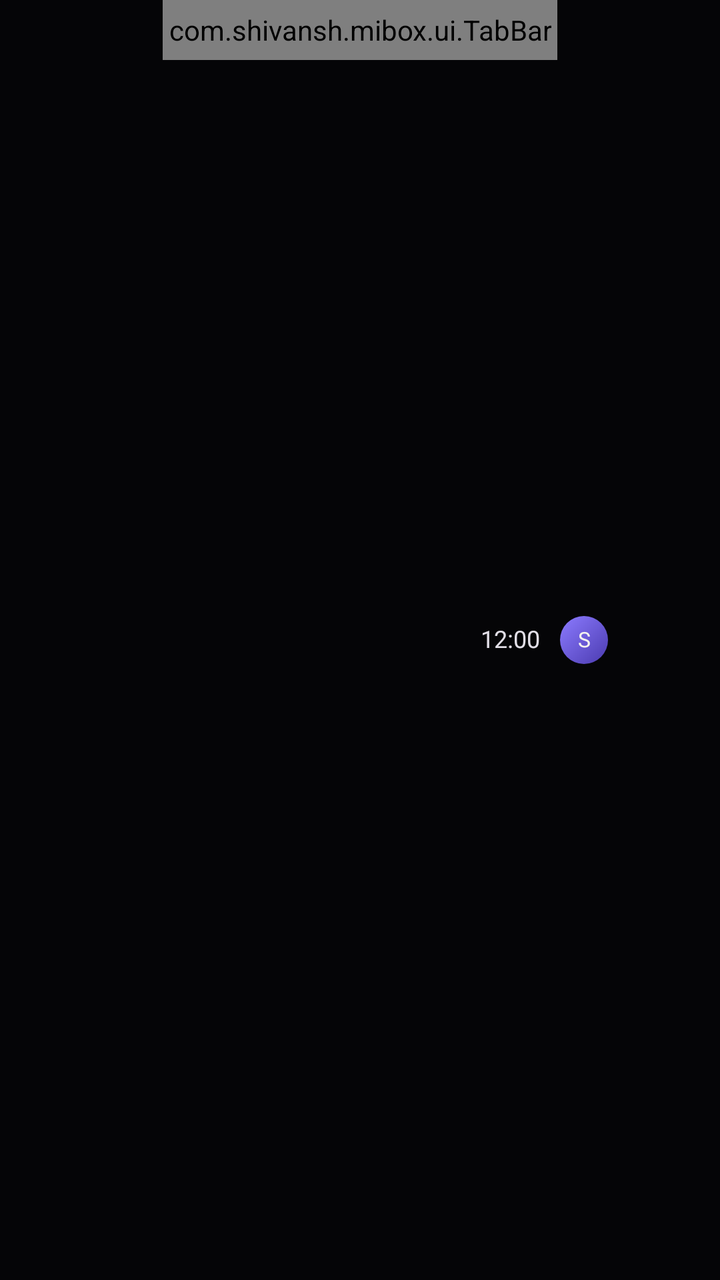
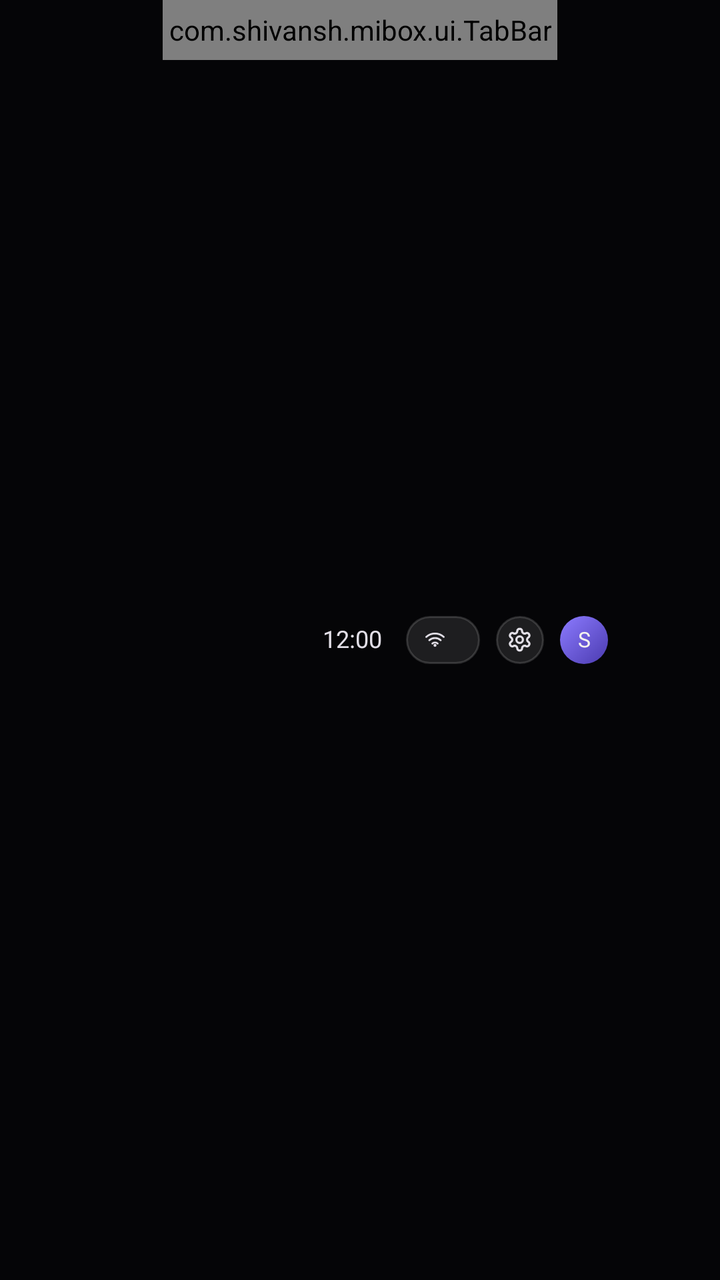

Compare the two renders of this Android layout. The source of the first and the diff that turns it into the second are given below.
<!-- AndroidManifest.xml: application theme Theme.Home -->
<!-- res/layout/home_chrome.xml -->
<?xml version="1.0" encoding="utf-8"?>
<FrameLayout xmlns:android="http://schemas.android.com/apk/res/android"
    android:id="@+id/chrome"
    android:layout_width="match_parent"
    android:layout_height="30dp"
    android:layout_marginTop="22dp"
    android:forceHasOverlappingRendering="false">

    <com.shivansh.mibox.ui.TabBar
        android:id="@+id/tabs"
        android:layout_width="wrap_content"
        android:layout_height="30dp"
        android:layout_gravity="center_horizontal"
        android:background="@drawable/nav_glass"
        android:forceHasOverlappingRendering="false"
        android:gravity="center_vertical"
        android:orientation="horizontal"
        android:padding="3dp">

        <FrameLayout
            android:layout_width="32dp"
            android:layout_height="24dp"
            android:contentDescription="@string/search">

            <ImageView
                android:layout_width="11dp"
                android:layout_height="11dp"
                android:layout_gravity="center"
                android:importantForAccessibility="no"
                android:src="@drawable/ic_search" />
        </FrameLayout>

        <TextView
            style="@style/NavItem"
            android:text="@string/nav_home" />

        <TextView
            style="@style/NavItem"
            android:text="@string/nav_library" />

        <TextView
            style="@style/NavItem"
            android:text="@string/nav_shows" />

        <TextView
            style="@style/NavItem"
            android:text="@string/nav_movies" />

        <TextView
            style="@style/NavItem"
            android:text="@string/nav_apps" />
    </com.shivansh.mibox.ui.TabBar>

    <LinearLayout
        android:layout_width="wrap_content"
        android:layout_height="match_parent"
        android:layout_gravity="end"
        android:layout_marginEnd="56dp"
        android:gravity="center_vertical"
        android:orientation="horizontal">

        <TextClock
            android:layout_width="wrap_content"
            android:layout_height="wrap_content"
            android:fontFamily="@font/geist_medium"
            android:fontFeatureSettings="tnum"
            android:format12Hour="h:mm"
            android:format24Hour="HH:mm"
            android:includeFontPadding="false"
            android:textColor="@color/text_soft"
            android:textSize="12dp" />

        <TextView
            android:layout_width="24dp"
            android:layout_height="24dp"
            android:layout_marginStart="10dp"
            android:background="@drawable/profile_circle"
            android:fontFamily="@font/geist_semibold"
            android:gravity="center"
            android:includeFontPadding="false"
            android:text="@string/profile_initial"
            android:textColor="@color/ink"
            android:textSize="10.5dp" />
    </LinearLayout>
</FrameLayout>
<!-- resources referenced by this layout -->
<resources>
  <color name="ink">#FFF5F3EE</color>
  <color name="text_soft">#FFE2DFE7</color>
  <!-- drawable profile_circle (drawable) -->
  <?xml version="1.0" encoding="utf-8"?>
  <shape xmlns:android="http://schemas.android.com/apk/res/android" android:shape="oval">
      <gradient
          android:angle="315"
          android:endColor="#FF4B3BB0"
          android:startColor="#FF8C7BFF" />
  </shape>
  <string name="nav_apps">Apps</string>
  <string name="nav_home">Home</string>
  <string name="nav_library">Library</string>
  <string name="nav_movies">Movies</string>
  <string name="nav_shows">Shows</string>
  <string name="profile_initial">S</string>
  <string name="search">Search and add shows</string>
  <color name="night">#FF050507</color>
  <!-- unchanged entries left out for length: 4 -->
</resources>

<!-- the commit's change to res/layout/home_chrome.xml (unified diff, before → after) -->
@@ -51,6 +51,7 @@
             android:text="@string/nav_apps" />
     </com.shivansh.mibox.ui.TabBar>
 
+    
     <LinearLayout
         android:layout_width="wrap_content"
         android:layout_height="match_parent"
@@ -62,6 +63,7 @@
         <TextClock
             android:layout_width="wrap_content"
             android:layout_height="wrap_content"
+            android:layout_marginEnd="12dp"
             android:fontFamily="@font/geist_medium"
             android:fontFeatureSettings="tnum"
             android:format12Hour="h:mm"
@@ -70,11 +72,61 @@
             android:textColor="@color/text_soft"
             android:textSize="12dp" />
 
-        <TextView
+        <LinearLayout
+            android:id="@+id/corner_network"
+            android:layout_width="wrap_content"
+            android:layout_height="24dp"
+            android:background="@drawable/corner_bg"
+            android:contentDescription="@string/corner_network"
+            android:gravity="center_vertical"
+            android:orientation="horizontal"
+            android:paddingStart="9dp"
+            android:paddingEnd="11dp">
+
+            <ImageView
+                android:id="@+id/corner_network_icon"
+                android:layout_width="11dp"
+                android:layout_height="11dp"
+                android:importantForAccessibility="no"
+                android:src="@drawable/ic_wifi"
+                android:tint="@color/corner_fg" />
+
+            <TextView
+                android:id="@+id/corner_network_label"
+                android:layout_width="wrap_content"
+                android:layout_height="wrap_content"
+                android:layout_marginStart="6dp"
+                android:fontFamily="@font/geist_medium"
+                android:includeFontPadding="false"
+                android:singleLine="true"
+                android:textColor="@color/corner_fg"
+                android:textSize="10.5dp" />
+        </LinearLayout>
+
+        <FrameLayout
+            android:id="@+id/corner_settings"
             android:layout_width="24dp"
             android:layout_height="24dp"
-            android:layout_marginStart="10dp"
-            android:background="@drawable/profile_circle"
+            android:layout_marginStart="8dp"
+            android:background="@drawable/corner_bg"
+            android:contentDescription="@string/tile_settings">
+
+            <ImageView
+                android:layout_width="13dp"
+                android:layout_height="13dp"
+                android:layout_gravity="center"
+                android:importantForAccessibility="no"
+                android:src="@drawable/ic_gear"
+                android:tint="@color/corner_fg" />
+        </FrameLayout>
+
+        <TextView
+            android:id="@+id/corner_profile"
+            android:layout_width="24dp"
+            android:layout_height="24dp"
+            android:layout_marginStart="8dp"
+            android:background="@drawable/profile_circle_focus"
+            android:contentDescription="@string/corner_profile"
             android:fontFamily="@font/geist_semibold"
             android:gravity="center"
             android:includeFontPadding="false"
<!-- resource entries referenced after the edit -->
@@ -2,6 +2,74 @@
 <resources>
   <color name="ink">#FFF5F3EE</color>
   <color name="text_soft">#FFE2DFE7</color>
+  <!-- drawable corner_bg (drawable) -->
+  <?xml version="1.0" encoding="utf-8"?>
+  <selector xmlns:android="http://schemas.android.com/apk/res/android">
+      <item android:state_selected="true">
+          <shape android:shape="rectangle">
+              <corners android:radius="999dp" />
+              <solid android:color="@color/ink" />
+          </shape>
+      </item>
+      <item>
+          <shape android:shape="rectangle">
+              <corners android:radius="999dp" />
+              <solid android:color="#1AFFFFFF" />
+              <stroke android:width="1dp" android:color="#26FFFFFF" />
+          </shape>
+      </item>
+  </selector>
+  <!-- drawable ic_gear (drawable) -->
+  <?xml version="1.0" encoding="utf-8"?>
+  <vector xmlns:android="http://schemas.android.com/apk/res/android"
+      android:width="14dp"
+      android:height="14dp"
+      android:viewportWidth="24"
+      android:viewportHeight="24">
+      <path
+          android:pathData="M12.22,2h-0.44a2,2 0,0 0,-2 2v0.18a2,2 0,0 1,-1 1.73l-0.43,0.25a2,2 0,0 1,-2 0l-0.15,-0.08a2,2 0,0 0,-2.73 0.73l-0.22,0.38a2,2 0,0 0,0.73 2.73l0.15,0.1a2,2 0,0 1,1 1.72v0.51a2,2 0,0 1,-1 1.74l-0.15,0.09a2,2 0,0 0,-0.73 2.73l0.22,0.38a2,2 0,0 0,2.73 0.73l0.15,-0.08a2,2 0,0 1,2 0l0.43,0.25a2,2 0,0 1,1 1.73V20a2,2 0,0 0,2 2h0.44a2,2 0,0 0,2 -2v-0.18a2,2 0,0 1,1 -1.73l0.43,-0.25a2,2 0,0 1,2 0l0.15,0.08a2,2 0,0 0,2.73 -0.73l0.22,-0.39a2,2 0,0 0,-0.73 -2.73l-0.15,-0.08a2,2 0,0 1,-1 -1.74v-0.5a2,2 0,0 1,1 -1.74l0.15,-0.09a2,2 0,0 0,0.73 -2.73l-0.22,-0.38a2,2 0,0 0,-2.73 -0.73l-0.15,0.08a2,2 0,0 1,-2 0l-0.43,-0.25a2,2 0,0 1,-1 -1.73V4a2,2 0,0 0,-2 -2z"
+          android:strokeWidth="2"
+          android:strokeColor="#FFF5F3EE"
+          android:strokeLineCap="round"
+          android:strokeLineJoin="round" />
+      <path
+          android:pathData="M12,9a3,3 0,1 0,0 6a3,3 0,1 0,0 -6z"
+          android:strokeWidth="2"
+          android:strokeColor="#FFF5F3EE" />
+  </vector>
+  <!-- drawable ic_wifi (drawable) -->
+  <?xml version="1.0" encoding="utf-8"?>
+  <vector xmlns:android="http://schemas.android.com/apk/res/android"
+      android:width="14dp"
+      android:height="14dp"
+      android:viewportWidth="24"
+      android:viewportHeight="24">
+      <path
+          android:pathData="M2.5,9a14,14 0,0 1,19 0M5.8,12.6a9.2,9.2 0,0 1,12.4 0M9.1,16.2a4.4,4.4 0,0 1,5.8 0"
+          android:strokeLineCap="round"
+          android:strokeWidth="2"
+          android:strokeColor="#FFF5F3EE" />
+      <path
+          android:fillColor="#FFF5F3EE"
+          android:pathData="M12,18.2m-1.6,0a1.6,1.6 0,1 1,3.2 0a1.6,1.6 0,1 1,-3.2 0" />
+  </vector>
+  <!-- drawable profile_circle_focus (drawable) -->
+  <?xml version="1.0" encoding="utf-8"?>
+  <selector xmlns:android="http://schemas.android.com/apk/res/android">
+      <item android:state_selected="true">
+          <layer-list>
+              <item android:drawable="@drawable/profile_circle" />
+              <item>
+                  <shape android:shape="oval">
+                      <stroke android:width="2dp" android:color="@color/ink" />
+                  </shape>
+              </item>
+          </layer-list>
+      </item>
+      <item android:drawable="@drawable/profile_circle" />
+  </selector>
+  <string name="corner_network">Network</string>
+  <string name="corner_profile">Profile</string>
   <!-- drawable profile_circle (drawable) -->
   <?xml version="1.0" encoding="utf-8"?>
   <shape xmlns:android="http://schemas.android.com/apk/res/android" android:shape="oval">
@@ -17,6 +85,7 @@
   <string name="nav_shows">Shows</string>
   <string name="profile_initial">S</string>
   <string name="search">Search and add shows</string>
+  <string name="tile_settings">Settings</string>
   <color name="night">#FF050507</color>
   <!-- unchanged entries left out for length: 4 -->
 </resources>
